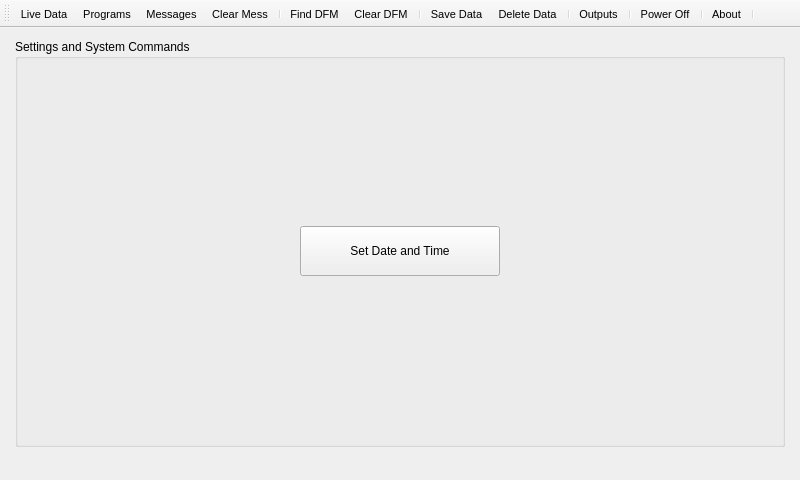
The window that Mainwindow.ui (spletcher1/PyMCU) describes before a commit, drawn with Qt 5.
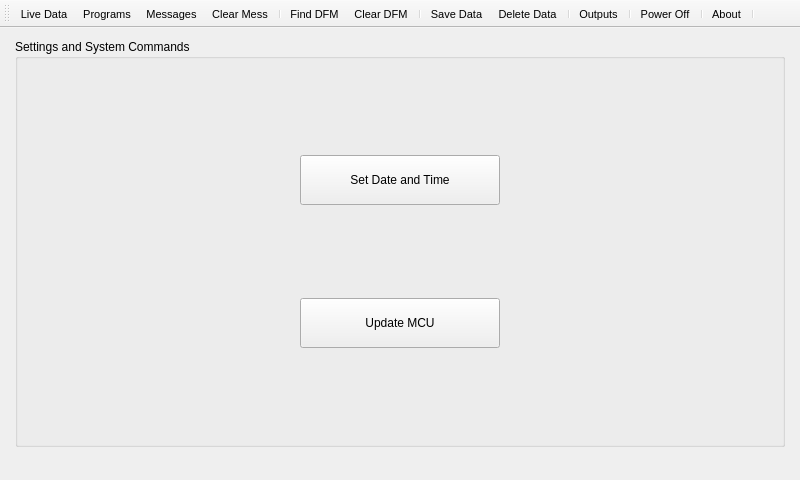
The same window after the commit. The open tabs and pages were chosen to show the change. Icons and pictures are not drawn.

Commit message: Added update firmware button to settings screen

The edit to the form file:
```diff
--- a/Mainwindow.ui
+++ b/Mainwindow.ui
@@ -1690,6 +1690,19 @@
              </property>
             </widget>
            </item>
+           <item row="1" column="0">
+            <widget class="QPushButton" name="updateButton">
+             <property name="minimumSize">
+              <size>
+               <width>200</width>
+               <height>50</height>
+              </size>
+             </property>
+             <property name="text">
+              <string>Update MCU</string>
+             </property>
+            </widget>
+           </item>
           </layout>
          </widget>
         </item>
```
Left out of the diff: 2 changed lines with no effect on the pictures.
